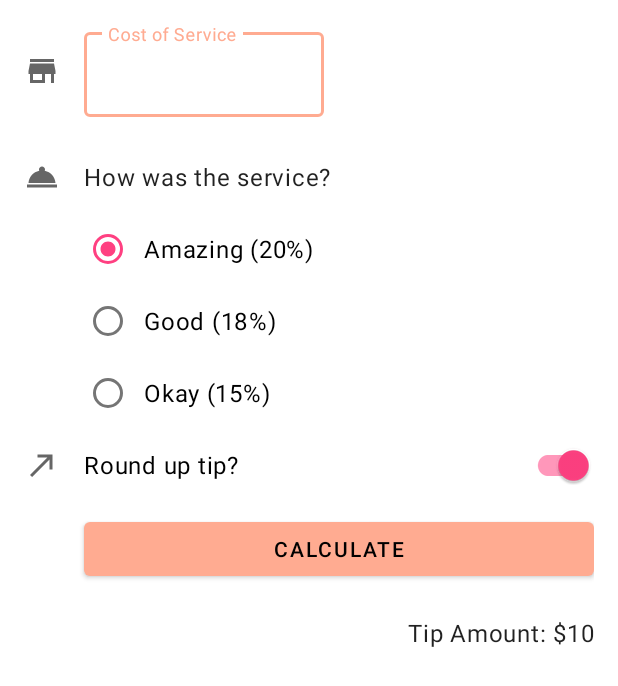
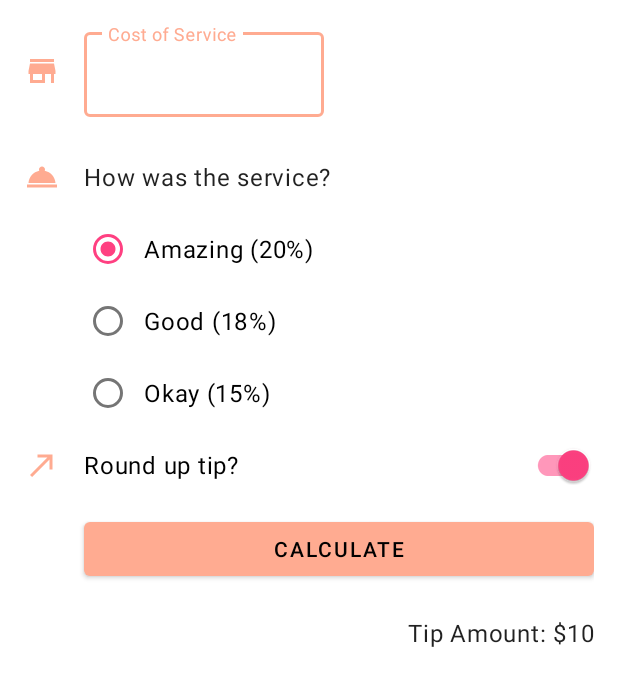
Before and after one commit to Deep3543/TipTime, an Android app: the layout activity_main.xml on its own in the app's theme, with its tools: preview values and no code run, on a phone screen of 412 x 824 dp. Shown: the top 686 px of the screen. Run offline under Robolectric (Android 15) with nearby library versions, the phone set to English and light mode, and no system bars.

Commit message:
Changed the icons to adapt to the primary color of the theme

```diff
--- a/app/src/main/java/com/example/tiptime/MainActivity.kt
+++ b/app/src/main/java/com/example/tiptime/MainActivity.kt
@@ -19,6 +19,8 @@ class MainActivity : AppCompatActivity() {
         binding = ActivityMainBinding.inflate(layoutInflater)
         setContentView(binding.root)
         binding.calculateButton.setOnClickListener { calculateTip() }
+
+        binding.costOfServiceEditText.setOnKeyListener{ view, keyCode, _ -> handleKeyEvent(view, keyCode) }
     }
 
 //    Function to calculate the tip
--- a/app/src/main/res/drawable/ic_round_up.xml
+++ b/app/src/main/res/drawable/ic_round_up.xml
@@ -3,7 +3,7 @@
     android:height="24dp"
     android:viewportWidth="24"
     android:viewportHeight="24"
-    android:tint="?attr/colorControlNormal">
+    android:tint="?attr/colorPrimary">
   <path
       android:fillColor="@android:color/white"
       android:pathData="M9,5v2h6.59L4,18.59 5.41,20 17,8.41V15h2V5z"/>
--- a/app/src/main/res/drawable/ic_service.xml
+++ b/app/src/main/res/drawable/ic_service.xml
@@ -3,7 +3,7 @@
     android:height="24dp"
     android:viewportWidth="24"
     android:viewportHeight="24"
-    android:tint="?attr/colorControlNormal">
+    android:tint="?attr/colorPrimary">
   <path
       android:fillColor="@android:color/white"
       android:pathData="M2,17h20v2L2,19zM13.84,7.79c0.1,-0.24 0.16,-0.51 0.16,-0.79 0,-1.1 -0.9,-2 -2,-2s-2,0.9 -2,2c0,0.28 0.06,0.55 0.16,0.79C6.25,8.6 3.27,11.93 3,16h18c-0.27,-4.07 -3.25,-7.4 -7.16,-8.21z"/>
--- a/app/src/main/res/drawable/ic_store.xml
+++ b/app/src/main/res/drawable/ic_store.xml
@@ -3,7 +3,7 @@
     android:height="24dp"
     android:viewportWidth="24"
     android:viewportHeight="24"
-    android:tint="?attr/colorControlNormal">
+    android:tint="?attr/colorPrimary">
   <path
       android:fillColor="@android:color/white"
       android:pathData="M20,4L4,4v2h16L20,4zM21,14v-2l-1,-5L4,7l-1,5v2h1v6h10v-6h4v6h2v-6h1zM12,18L6,18v-4h6v4z"/>
```
